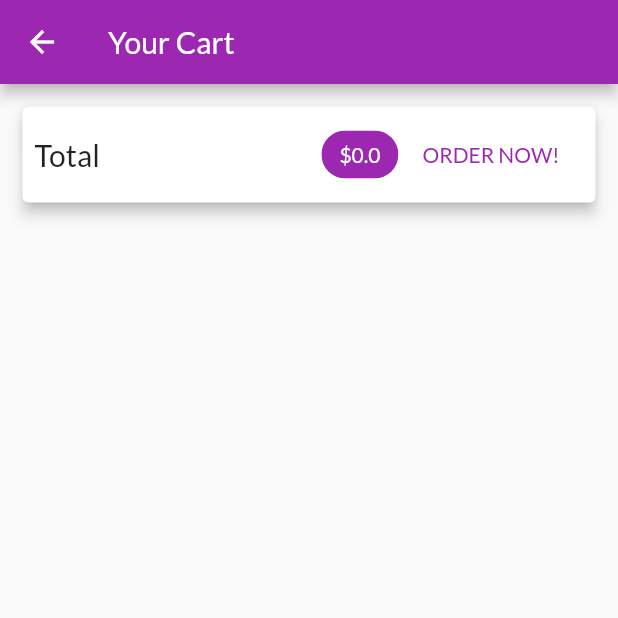
After one commit to charger513/shop_app, a Flutter app: the CartScreen screen opened by its route, on a phone screen of 412 x 824 dp, the top half of it. The commit adds this screen. Run offline on Flutter 3.47's test engine with Material 2 defaults, Android fonts, the phone set to English and light mode, and no system bars; network calls fail.

Commit message:
Working on the Shopping Cart & Displaying a Total

```diff
--- a/lib/main.dart
+++ b/lib/main.dart
@@ -2,6 +2,7 @@ import 'package:flutter/material.dart';
 import 'package:provider/provider.dart';
 import 'package:shop_app/providers/cart.dart';
 import 'package:shop_app/providers/products.dart';
+import 'package:shop_app/screens/cart_screen.dart';
 import 'package:shop_app/screens/product_detail_screen.dart';
 import 'package:shop_app/screens/products_overview_screen.dart';
 
@@ -23,7 +24,10 @@ class MyApp extends StatelessWidget {
           fontFamily: 'Lato',
         ),
         home: ProductsOverviewScreen(),
-        routes: {ProductDetailScreen.routeName: (ctx) => ProductDetailScreen()},
+        routes: {
+          ProductDetailScreen.routeName: (ctx) => ProductDetailScreen(),
+          CartScreen.routeName: (ctx) => CartScreen(),
+        },
       ),
     );
   }
--- a/lib/providers/cart.dart
+++ b/lib/providers/cart.dart
@@ -23,6 +23,15 @@ class Cart with ChangeNotifier {
 
   int get itemsCount {
     return _items.length;
+  }
+
+  double get totalAmount {
+    var total = 0.0;
+    _items.forEach((key, cartItem) {
+      total += cartItem.price * cartItem.quantity;
+    });
+
+    return total;
   }
 
   void addItem(String productId, double price, String title) {
--- /dev/null
+++ b/lib/screens/cart_screen.dart
@@ -0,0 +1,49 @@
+import 'package:flutter/material.dart';
+import 'package:provider/provider.dart';
+import 'package:shop_app/providers/cart.dart';
+
+class CartScreen extends StatelessWidget {
+  static const String routeName = '/cart';
+
+  @override
+  Widget build(BuildContext context) {
+    final cart = Provider.of<Cart>(context);
+
+    return Scaffold(
+        appBar: AppBar(
+          title: Text('Your Cart'),
+        ),
+        body: Column(
+          children: <Widget>[
+            Card(
+              margin: const EdgeInsets.all(15),
+              elevation: 4,
+              child: Padding(
+                padding: EdgeInsets.all(8),
+                child: Row(
+                  mainAxisAlignment: MainAxisAlignment.spaceBetween,
+                  children: <Widget>[
+                    Text('Total', style: TextStyle(fontSize: 20)),
+                    Spacer(),
+                    Chip(
+                      label: Text('\$${cart.totalAmount}',
+                          style: TextStyle(
+                              color: Theme.of(context)
+                                  .primaryTextTheme
+                                  .title
+                                  .color)),
+                      backgroundColor: Theme.of(context).primaryColor,
+                    ),
+                    FlatButton(
+                      child: Text('ORDER NOW!'),
+                      onPressed: () {},
+                      textColor: Theme.of(context).primaryColor,
+                    ),
+                  ],
+                ),
+              ),
+            )
+          ],
+        ));
+  }
+}
--- a/lib/screens/products_overview_screen.dart
+++ b/lib/screens/products_overview_screen.dart
@@ -4,6 +4,8 @@ import 'package:shop_app/providers/cart.dart';
 import 'package:shop_app/providers/products.dart';
 import 'package:shop_app/widgets/badge.dart';
 import 'package:shop_app/widgets/products_grid.dart';
+
+import 'cart_screen.dart';
 
 enum FilterOptions {
   Favorites,
@@ -59,7 +61,9 @@ class _ProductsOverviewScreenState extends State<ProductsOverviewScreen> {
             ),
             child: IconButton(
               icon: Icon(Icons.shopping_cart),
-              onPressed: () {},
+              onPressed: () {
+                Navigator.of(context).pushNamed(CartScreen.routeName);
+              },
             ),
           ),
         ],
```
